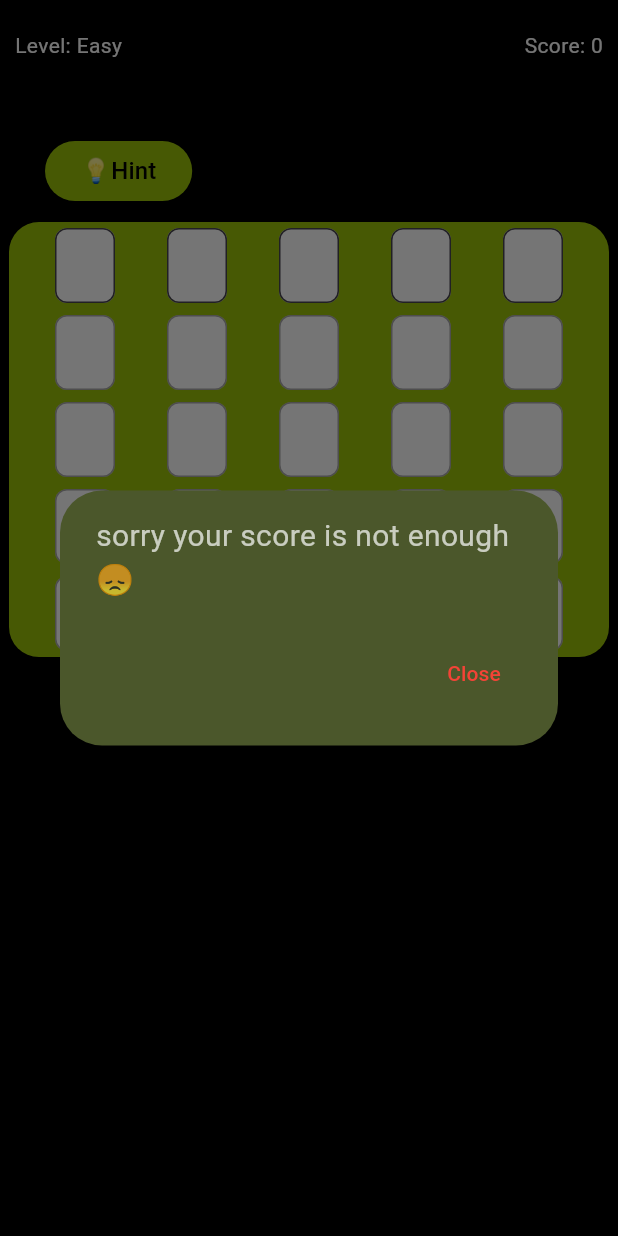
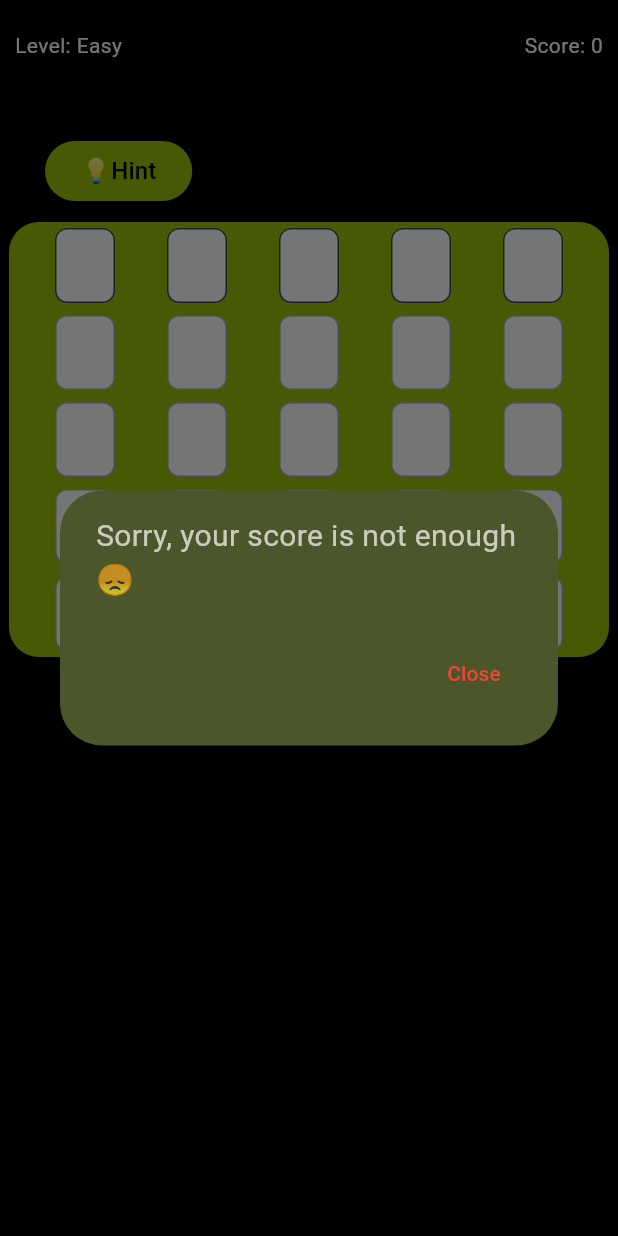
Before and after one commit to AlshimaaAhmed/GuessApp, a Flutter app: the GuessScreen screen opened directly with empty values, after a tap on "💡Hint", on a phone screen of 412 x 824 dp. Run offline on Flutter 3.47's test engine with Material 3 defaults, Android fonts, the phone set to English and light mode, and no system bars; our stand-ins replace confetti.

```diff
--- a/lib/guessscreen.dart
+++ b/lib/guessscreen.dart
@@ -66,6 +66,7 @@ class _GuessScreenState extends State<GuessScreen> {
   int currentWordIndex = 0;
   bool isGameOver = false;
   int score = 0;
+  bool ishintshowen = false;
 
   late List<String> words;
   late List<String> hints;
@@ -73,7 +74,6 @@ class _GuessScreenState extends State<GuessScreen> {
   late List<List<FocusNode>> focusNodes;
   late List<List<Color>> boxColors;
 
-  // Timer variables
   int remainingSeconds = 60;
   Timer? timer;
 
@@ -81,18 +81,23 @@ class _GuessScreenState extends State<GuessScreen> {
   void initState() {
     super.initState();
     hints = widget.hints[widget.index];
-    int randomIndex =
-        (List.generate(widget.levels[widget.index].length, (i) => i)..shuffle())
-            .first;
+
+    List<int> indices =
+        List.generate(widget.levels[widget.index].length, (i) => i)..shuffle();
     words = List.generate(
-        5,
-        (i) => widget.levels[widget.index]
-            [(randomIndex + i) % widget.levels[widget.index].length]);
+      5,
+      (i) => widget.levels[widget.index]
+          [indices[i % widget.levels[widget.index].length]],
+    );
+    hints = List.generate(
+      5,
+      (i) => widget.hints[widget.index]
+          [indices[i % widget.hints[widget.index].length]],
+    );
 
     score = widget.initialscore;
     initializeGame();
 
-    // Start timer for TimeBased level
     if (widget.names[widget.index] == "TimeBased") {
       startTimer();
     }
@@ -131,6 +136,7 @@ class _GuessScreenState extends State<GuessScreen> {
     if (widget.names[widget.index] == "TimeBased") {
       resetTimer();
     }
+    ishintshowen = false;
   }
 
   void startTimer() {
@@ -222,10 +228,16 @@ class _GuessScreenState extends State<GuessScreen> {
     showDialog(
       context: context,
       builder: (BuildContext context) {
-        if (score >= 10) {
+        if (ishintshowen) {
+          Future.microtask(() => showActualHintDialog());
+          return Container();
+        } else if (score >= 10) {
           return AlertDialog(
             backgroundColor: const Color(0xFF4B572B),
-            title: Text("Are you sure?", style: TextStyle(color: Colors.white)),
+            title: Text(
+              "Are you sure?",
+              style: TextStyle(color: Colors.white),
+            ),
             content: Text(
               "Using a hint will cost 10 points. Do you want to proceed?",
               style: TextStyle(color: Colors.white70),
@@ -241,6 +253,7 @@ class _GuessScreenState extends State<GuessScreen> {
                 onPressed: () {
                   setState(() {
                     score -= 10;
+                    ishintshowen = true;
                   });
                   Navigator.of(context).pop();
                   showActualHintDialog();
@@ -253,7 +266,7 @@ class _GuessScreenState extends State<GuessScreen> {
           return AlertDialog(
             backgroundColor: const Color(0xFF4B572B),
             content: Text(
-              "sorry your score is not enough 😞",
+              "Sorry, your score is not enough 😞",
               style: TextStyle(color: Colors.white70, fontSize: 20),
             ),
             actions: [
--- a/lib/modesscreen.dart
+++ b/lib/modesscreen.dart
@@ -178,7 +178,7 @@ class ModeScreen extends StatelessWidget {
                       ),
                     ),
                     SizedBox(
-                      height: 50,
+                      height: 130,
                     ),
                     Row(
                       children: [
```
